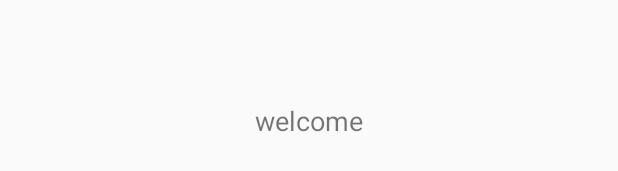
After one commit to jiyangkang/FarsightAgriclture, an Android app: the layout welcome_activity.xml on its own in the app's theme, with its tools: preview values and no code run, on a phone screen of 412 x 824 dp. The commit adds this screen. Shown: the part 497-668 px from the top of the screen. Run offline under Robolectric (Android 15) with nearby library versions, the phone set to English and light mode, and no system bars.

```diff
--- a/app/src/main/java/com/farsight/ji/farsightagriclture/Service/UDPService.java
+++ b/app/src/main/java/com/farsight/ji/farsightagriclture/Service/UDPService.java
@@ -4,8 +4,10 @@ import android.app.Service;
 import android.content.Intent;
 import android.os.IBinder;
 import android.support.annotation.Nullable;
+import android.util.Log;
 
 import com.farsight.ji.farsightagriclture.Datas.TotalDatas;
+import com.farsight.ji.farsightagriclture.Tools.StringTool;
 import com.farsight.ji.farsightagriclture.Tools.UDPTool;
 
 /**
@@ -113,6 +115,7 @@ public class UDPService extends Service{
                 byte[] datas = udpTool.receivFromWifi(12);
 
                 try {
+                    Log.d("RECEIVE", StringTool.hexToString(datas));
                     TotalDatas.qData.put(datas);
                 } catch (InterruptedException e) {
                     e.printStackTrace();
--- a/app/src/main/java/com/farsight/ji/farsightagriclture/Tools/UDPTool.java
+++ b/app/src/main/java/com/farsight/ji/farsightagriclture/Tools/UDPTool.java
@@ -72,7 +72,7 @@ public class UDPTool {
     /**
      * 发送
      * @param 	datas：要发送的数据
-     * @return		        是否发送成功
+     * @return		   是否发送成功
      */
     public boolean sendToWifi(final byte[] datas){
         try {
--- /dev/null
+++ b/app/src/main/res/layout/welcome_activity.xml
@@ -0,0 +1,16 @@
+<?xml version="1.0" encoding="utf-8"?>
+<LinearLayout xmlns:android="http://schemas.android.com/apk/res/android"
+              android:layout_width="match_parent"
+              android:layout_height="match_parent"
+              android:gravity="center"
+              android:orientation="vertical">
+
+    <TextView
+        android:id="@+id/text_welcome"
+        android:layout_width="wrap_content"
+        android:layout_height="wrap_content"
+        android:text="welcome"
+        android:textSize="18sp"/>
+
+
+</LinearLayout>
```
Also changed, not shown: app/src/main/AndroidManifest.xml (+21 -5 lines), app/src/main/java/com/farsight/ji/farsightagriclture/Datas/ServerDatas.java (deleted, +0 -9 lines), app/src/main/java/com/farsight/ji/farsightagriclture/Datas/TotalDatas.java (+7 -3 lines), app/src/main/java/com/farsight/ji/farsightagriclture/Service/ChooseNet.java (added, +80 -0 lines), app/src/main/java/com/farsight/ji/farsightagriclture/Service/SoapService.java (added, +32 -0 lines), app/src/main/java/com/farsight/ji/farsightagriclture/UI/MainActivity.java (+7 -0 lines), app/src/main/java/com/farsight/ji/farsightagriclture/UI/WelcomeActivity.java (added, +28 -0 lines), app/libs/ksoap2-android-assembly-3.6.0-jar-with-dependencies.jar (added).
